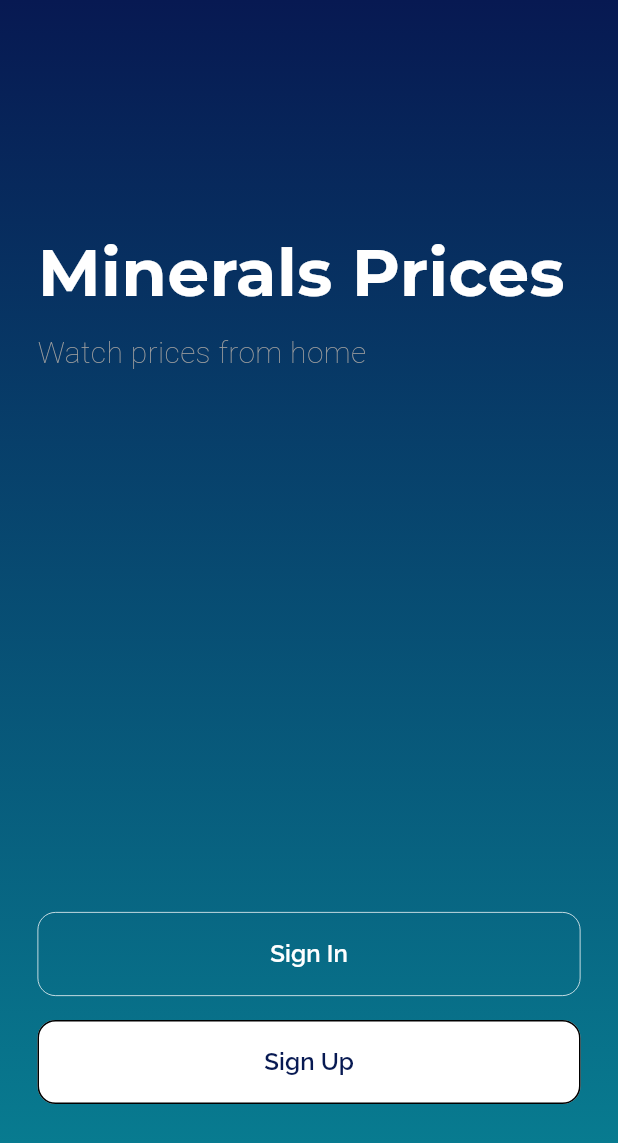
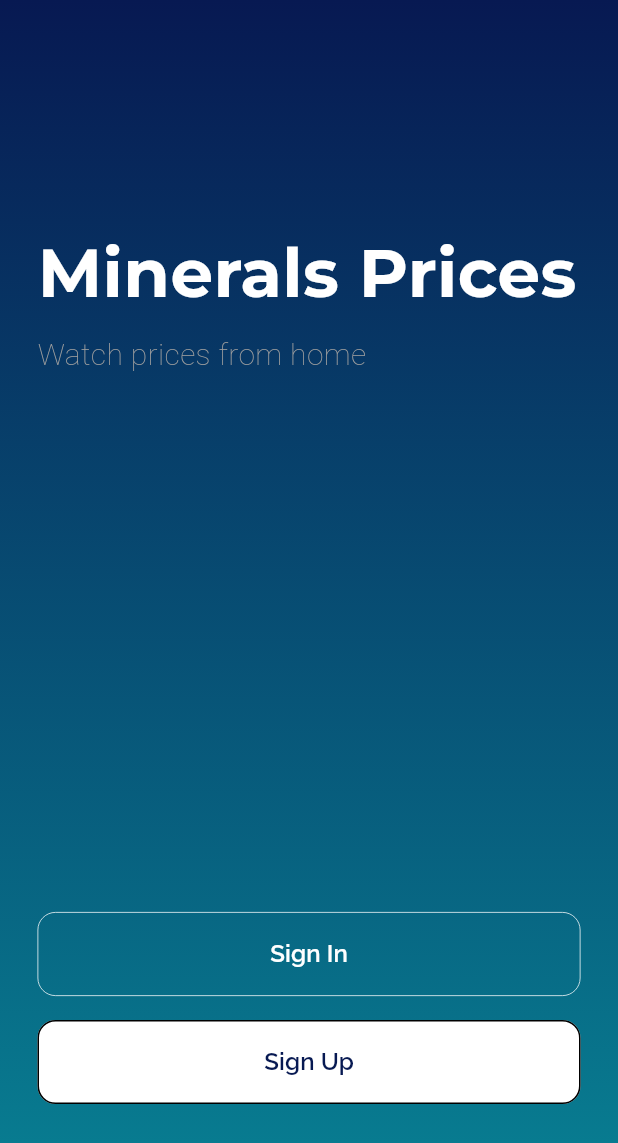
Before and after one commit to Mohamedfathi3060/Minerals-prices-application, a Flutter app: the screen it shows after launch, on a phone screen of 412 x 824 dp. Shown: the top 1143 px of the screen. Run offline on Flutter 3.47's test engine with Material 3 defaults, Android fonts, the phone set to English and light mode, and no system bars; our stand-ins replace cloud_firestore, firebase_analytics, firebase_auth, firebase_core, firebase_database, firebase_messaging and 5 more; missing offline and left inert: firebase_in_app_messaging; accounts and stored records are empty; Roboto replaces fonts that are missing (Ubuntu).

Commit message:
Update UI & bug fix

```diff
--- a/lib/pages/splash.dart
+++ b/lib/pages/splash.dart
@@ -47,7 +47,7 @@ class SplashScreen extends StatelessWidget {
                   'Minerals Prices',
                   style: GoogleFonts.montserrat(
                     textStyle: const TextStyle(
-                      fontSize: 44,
+                      fontSize: 45,
                       fontWeight: FontWeight.bold,
                       color: Colors.white,
                     ),
```
